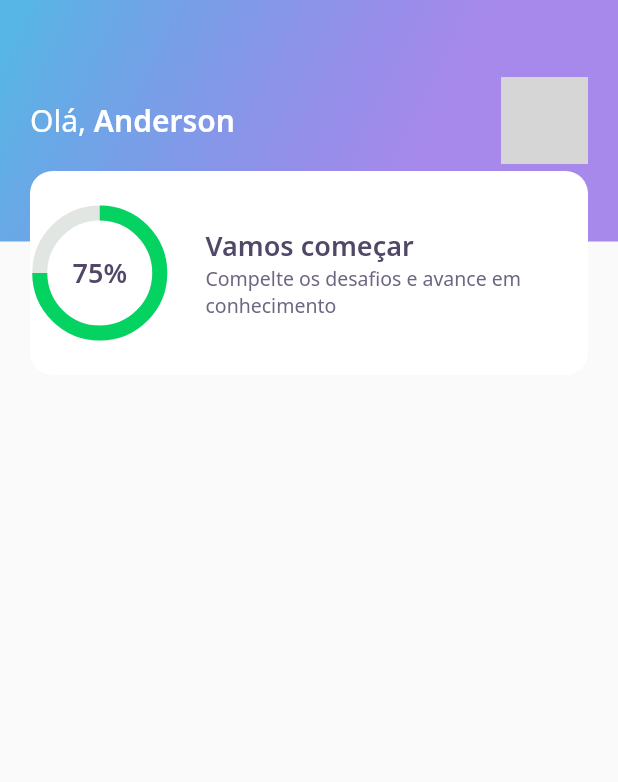
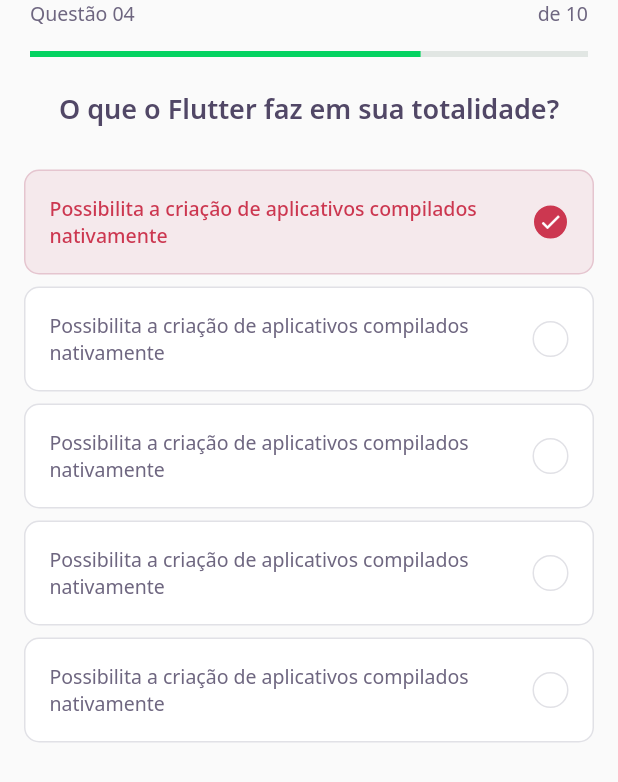
Before and after one commit to andyantunes/devquiz, a Flutter app: the screen it shows after launch, on a phone screen of 412 x 824 dp. Shown: the top 782 px of the screen. Run offline on Flutter 3.47's test engine with Material 2 defaults, Android fonts, the phone set to English and light mode, and no system bars; our stand-ins replace google_fonts; grey boxes are pictures that could not be loaded.

Commit message:
Second class

```diff
--- /dev/null
+++ b/lib/challenge/challenge_page.dart
@@ -0,0 +1,25 @@
+import 'package:devquiz/challenge/widgets/question_indicator/question_indicator_widget.dart';
+import 'package:devquiz/challenge/widgets/quiz/quiz_widget.dart';
+import 'package:flutter/material.dart';
+
+class ChallengePage extends StatefulWidget {
+  ChallengePage({Key? key}) : super(key: key);
+
+  @override
+  _ChallengePageState createState() => _ChallengePageState();
+}
+
+class _ChallengePageState extends State<ChallengePage> {
+  @override
+  Widget build(BuildContext context) {
+    return Scaffold(
+      appBar: PreferredSize(
+        preferredSize: Size.fromHeight(60),
+        child: SafeArea(
+          child: QuestionIndicatorWidget(),
+        ),
+      ),
+      body: QuizWidget(title: 'O que o Flutter faz em sua totalidade?'),
+    );
+  }
+}
--- /dev/null
+++ b/lib/challenge/widgets/awnser/awnser_widget.dart
@@ -0,0 +1,84 @@
+import 'package:devquiz/core/app_colors.dart';
+import 'package:devquiz/core/app_text_styles.dart';
+import 'package:flutter/material.dart';
+
+class AwnserWidget extends StatelessWidget {
+  final String title;
+  final bool isRight;
+  final bool isSelected;
+
+  const AwnserWidget(
+      {Key? key,
+      required this.title,
+      this.isRight = false,
+      this.isSelected = false})
+      : super(key: key);
+
+  Color get _selectedColorRight =>
+      isRight ? AppColors.darkGreen : AppColors.darkRed;
+
+  Color get _selectedBorderRight =>
+      isRight ? AppColors.lightGreen : AppColors.lightRed;
+
+  Color get _selectedColorCardRight =>
+      isRight ? AppColors.lightGreen : AppColors.lightRed;
+
+  Color get _selectedBorderCardRight =>
+      isRight ? AppColors.green : AppColors.red;
+
+  TextStyle get _selectedTextStyleRight =>
+      isRight ? AppTextStyles.bodyDarkGreen : AppTextStyles.bodyDarkRed;
+
+  IconData get _selectedIconRight => isRight ? Icons.check : Icons.close;
+
+  @override
+  Widget build(BuildContext context) {
+    return Padding(
+      padding: const EdgeInsets.symmetric(horizontal: 16, vertical: 4),
+      child: Container(
+        padding: const EdgeInsets.all(16),
+        decoration: BoxDecoration(
+          color: isSelected ? _selectedColorCardRight : AppColors.white,
+          borderRadius: BorderRadius.circular(10),
+          border: Border.fromBorderSide(
+            BorderSide(
+                color:
+                    isSelected ? _selectedBorderCardRight : AppColors.border),
+          ),
+        ),
+        child: Row(
+          mainAxisAlignment: MainAxisAlignment.spaceBetween,
+          children: [
+            Expanded(
+              child: Text(
+                title,
+                style:
+                    isSelected ? _selectedTextStyleRight : AppTextStyles.body,
+              ),
+            ),
+            Container(
+              width: 24,
+              height: 24,
+              decoration: BoxDecoration(
+                color: isSelected ? _selectedColorRight : AppColors.white,
+                borderRadius: BorderRadius.circular(500),
+                border: Border.fromBorderSide(
+                  BorderSide(
+                    color: isSelected ? _selectedBorderRight : AppColors.border,
+                  ),
+                ),
+              ),
+              child: isSelected
+                  ? Icon(
+                      Icons.check,
+                      size: 16,
+                      color: Colors.white,
+                    )
+                  : null,
+            ),
+          ],
+        ),
+      ),
+    );
+  }
+}
--- /dev/null
+++ b/lib/challenge/widgets/question_indicator/question_indicator_widget.dart
@@ -0,0 +1,29 @@
+import 'package:devquiz/core/app_text_styles.dart';
+import 'package:devquiz/shared/widgets/progress_indicator/progress_indicator_widget.dart';
+import 'package:flutter/material.dart';
+
+class QuestionIndicatorWidget extends StatelessWidget {
+  const QuestionIndicatorWidget({Key? key}) : super(key: key);
+
+  @override
+  Widget build(BuildContext context) {
+    return Padding(
+      padding: const EdgeInsets.symmetric(horizontal: 20),
+      child: Container(
+        child: Column(
+          children: [
+            Row(
+              mainAxisAlignment: MainAxisAlignment.spaceBetween,
+              children: [
+                Text('Questão 04', style: AppTextStyles.body),
+                Text('de 10', style: AppTextStyles.body),
+              ],
+            ),
+            SizedBox(height: 16),
+            ProgressIndicatorWidget(value: .7)
+          ],
+        ),
+      ),
+    );
+  }
+}
--- /dev/null
+++ b/lib/challenge/widgets/quiz/quiz_widget.dart
@@ -0,0 +1,42 @@
+import 'package:devquiz/challenge/widgets/awnser/awnser_widget.dart';
+import 'package:devquiz/core/app_text_styles.dart';
+import 'package:flutter/material.dart';
+
+class QuizWidget extends StatelessWidget {
+  final String title;
+  const QuizWidget({Key? key, required this.title}) : super(key: key);
+
+  @override
+  Widget build(BuildContext context) {
+    return Container(
+      child: Column(
+        children: [
+          Text(title, style: AppTextStyles.heading),
+          SizedBox(height: 24),
+          AwnserWidget(
+            isRight: false,
+            isSelected: true,
+            title:
+                'Possibilita a criação de aplicativos compilados nativamente',
+          ),
+          AwnserWidget(
+            title:
+                'Possibilita a criação de aplicativos compilados nativamente',
+          ),
+          AwnserWidget(
+            title:
+                'Possibilita a criação de aplicativos compilados nativamente',
+          ),
+          AwnserWidget(
+            title:
+                'Possibilita a criação de aplicativos compilados nativamente',
+          ),
+          AwnserWidget(
+            title:
+                'Possibilita a criação de aplicativos compilados nativamente',
+          )
+        ],
+      ),
+    );
+  }
+}
--- a/lib/core/app_widget.dart
+++ b/lib/core/app_widget.dart
@@ -1,4 +1,5 @@
 // import 'package:devquiz/home/home_page.dart';
+import 'package:devquiz/challenge/challenge_page.dart';
 import 'package:devquiz/home/home_page.dart';
 // import 'package:devquiz/splash/splash_page.dart';
 import 'package:flutter/material.dart';
@@ -8,7 +9,7 @@ class AppWidget extends StatelessWidget {
   Widget build(BuildContext context) {
     return MaterialApp(
       title: "DevQuiz",
-      home: HomePage(),
+      home: ChallengePage(),
     );
   }
 }
--- /dev/null
+++ b/lib/shared/widgets/progress_indicator/progress_indicator_widget.dart
@@ -0,0 +1,17 @@
+import 'package:devquiz/core/app_colors.dart';
+import 'package:flutter/material.dart';
+
+class ProgressIndicatorWidget extends StatelessWidget {
+  final double value;
+  const ProgressIndicatorWidget({Key? key, required this.value})
+      : super(key: key);
+
+  @override
+  Widget build(BuildContext context) {
+    return LinearProgressIndicator(
+      value: value,
+      backgroundColor: AppColors.chartSecondary,
+      valueColor: AlwaysStoppedAnimation<Color>(AppColors.chartPrimary),
+    );
+  }
+}
```
Also changed, not shown: lib/home/home_page.dart (+29 -0 lines), lib/home/widgets/level_button/level_button_widget.dart (added, +52 -0 lines), lib/home/widgets/quiz_card_widget/quiz_card_widget.dart (added, +48 -0 lines), lib/home/widgets/score_card/score_card_widget.dart (+6 -1 lines).
